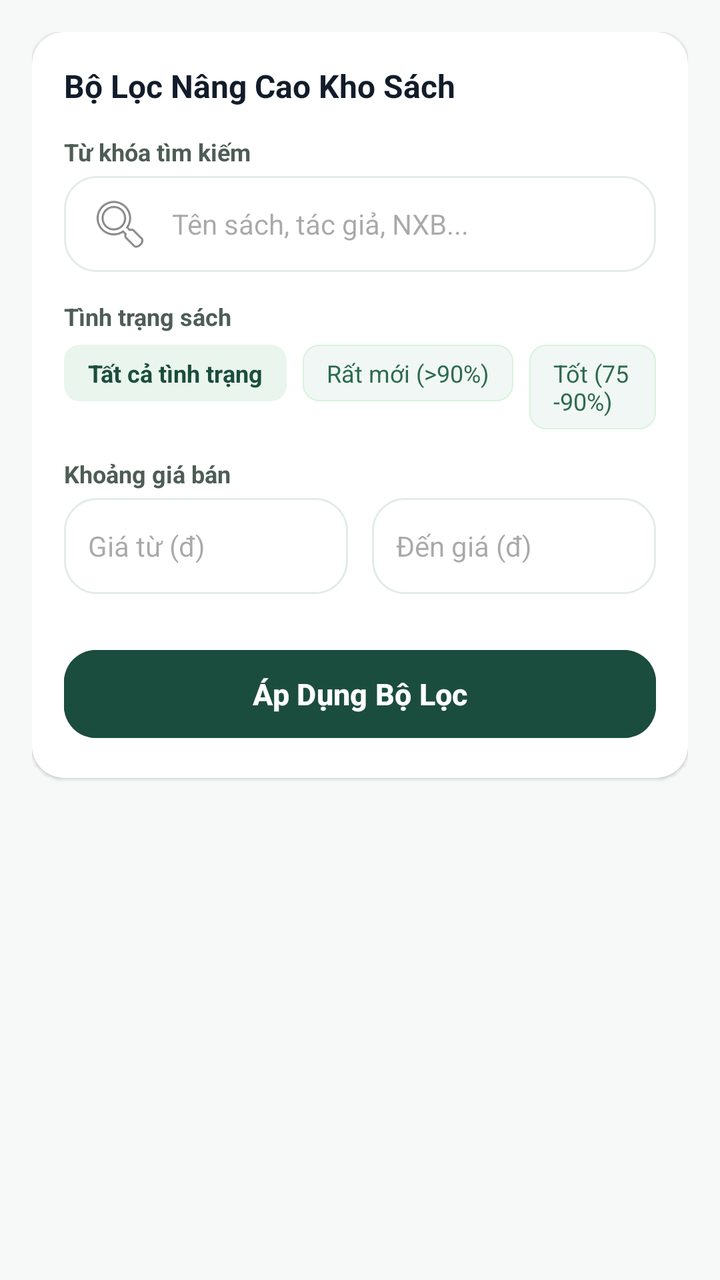
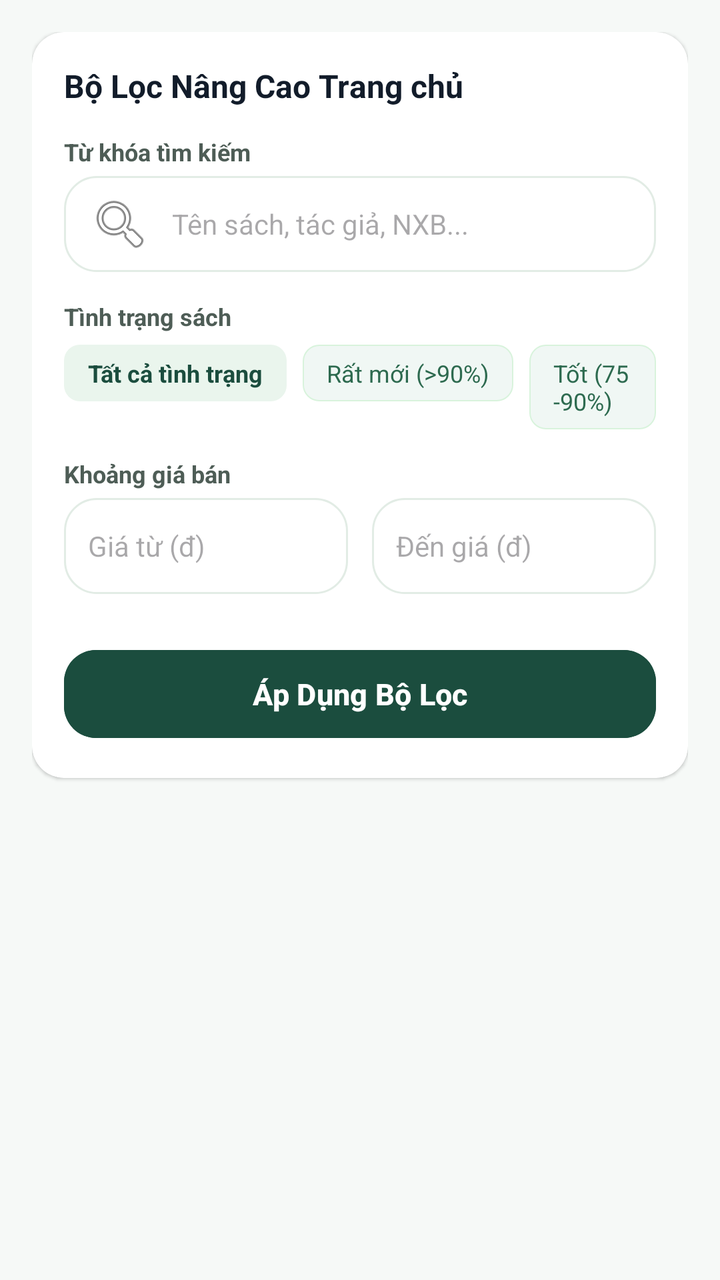

Two renders of the same Android screen: before a commit and after it. Below are the layout's source before the change and the commit's diff.
<!-- AndroidManifest.xml: application theme Theme.Quanlycuahangsachcu -->
<!-- res/layout/search.xml -->
<?xml version="1.0" encoding="utf-8"?>
<androidx.core.widget.NestedScrollView xmlns:android="http://schemas.android.com/apk/res/android"
    xmlns:app="http://schemas.android.com/apk/res-auto"
    android:layout_width="match_parent"
    android:layout_height="match_parent"
    android:background="@color/background"
    android:fillViewport="true">

    <LinearLayout
        android:layout_width="match_parent"
        android:layout_height="wrap_content"
        android:orientation="vertical"
        android:padding="16dp">

        
        <androidx.cardview.widget.CardView
            android:layout_width="match_parent"
            android:layout_height="wrap_content"
            app:cardCornerRadius="16dp"
            app:cardElevation="1dp"
            app:cardBackgroundColor="@color/surface">

            <LinearLayout
                android:layout_width="match_parent"
                android:layout_height="wrap_content"
                android:orientation="vertical"
                android:padding="16dp">

                <TextView
                    android:layout_width="wrap_content"
                    android:layout_height="wrap_content"
                    android:text="Bộ Lọc Nâng Cao Kho Sách"
                    android:textColor="@color/on_surface"
                    android:textSize="16sp"
                    android:textStyle="bold" />

                
                <TextView
                    android:layout_width="wrap_content"
                    android:layout_height="wrap_content"
                    android:layout_marginTop="14dp"
                    android:text="Từ khóa tìm kiếm"
                    android:textColor="@color/on_surface_variant"
                    android:textSize="12sp"
                    android:textStyle="bold" />

                <EditText
                    android:layout_width="match_parent"
                    android:layout_height="48dp"
                    android:layout_marginTop="4dp"
                    android:autofillHints="name"
                    android:background="@drawable/bg_search_box"
                    android:drawableStart="@android:drawable/ic_menu_search"
                    android:drawablePadding="10dp"
                    android:hint="Tên sách, tác giả, NXB..."
                    android:inputType="text"
                    android:paddingHorizontal="12dp"
                    android:textSize="14sp" />

                
                <TextView
                    android:layout_width="wrap_content"
                    android:layout_height="wrap_content"
                    android:layout_marginTop="14dp"
                    android:text="Tình trạng sách"
                    android:textColor="@color/on_surface_variant"
                    android:textSize="12sp"
                    android:textStyle="bold" />

                <LinearLayout
                    android:layout_width="match_parent"
                    android:layout_height="wrap_content"
                    android:layout_marginTop="6dp"
                    android:orientation="horizontal">

                    <TextView
                        android:layout_width="wrap_content"
                        android:layout_height="wrap_content"
                        android:background="@drawable/bg_chip"
                        android:paddingHorizontal="12dp"
                        android:paddingVertical="6dp"
                        android:text="Tất cả tình trạng"
                        android:textColor="@color/primary"
                        android:textSize="12sp"
                        android:textStyle="bold" />

                    <TextView
                        android:layout_width="wrap_content"
                        android:layout_height="wrap_content"
                        android:layout_marginStart="8dp"
                        android:background="@drawable/bg_chip_light"
                        android:paddingHorizontal="12dp"
                        android:paddingVertical="6dp"
                        android:text="Rất mới (&gt;90%)"
                        android:textColor="@color/secondary"
                        android:textSize="12sp" />

                    <TextView
                        android:layout_width="wrap_content"
                        android:layout_height="wrap_content"
                        android:layout_marginStart="8dp"
                        android:background="@drawable/bg_chip_light"
                        android:paddingHorizontal="12dp"
                        android:paddingVertical="6dp"
                        android:text="Tốt (75-90%)"
                        android:textColor="@color/secondary"
                        android:textSize="12sp" />
                </LinearLayout>

                
                <TextView
                    android:layout_width="wrap_content"
                    android:layout_height="wrap_content"
                    android:layout_marginTop="14dp"
                    android:text="Khoảng giá bán"
                    android:textColor="@color/on_surface_variant"
                    android:textSize="12sp"
                    android:textStyle="bold" />

                <LinearLayout
                    android:layout_width="match_parent"
                    android:layout_height="wrap_content"
                    android:layout_marginTop="4dp"
                    android:baselineAligned="false"
                    android:orientation="horizontal"
                    android:weightSum="2">

                    <EditText
                        android:layout_width="0dp"
                        android:layout_height="48dp"
                        android:layout_weight="1"
                        android:layout_marginEnd="6dp"
                        android:autofillHints="creditCardNumber"
                        android:background="@drawable/bg_search_box"
                        android:hint="Giá từ (đ)"
                        android:inputType="number"
                        android:paddingHorizontal="12dp"
                        android:textSize="14sp" />

                    <EditText
                        android:layout_width="0dp"
                        android:layout_height="48dp"
                        android:layout_weight="1"
                        android:layout_marginStart="6dp"
                        android:autofillHints="creditCardNumber"
                        android:background="@drawable/bg_search_box"
                        android:hint="Đến giá (đ)"
                        android:inputType="number"
                        android:paddingHorizontal="12dp"
                        android:textSize="14sp" />
                </LinearLayout>

                
                <Button
                    android:layout_width="match_parent"
                    android:layout_height="52dp"
                    android:layout_marginTop="24dp"
                    android:backgroundTint="@color/primary"
                    android:text="Áp Dụng Bộ Lọc"
                    android:textColor="@color/white"
                    android:textSize="15sp"
                    android:textStyle="bold"
                    app:cornerRadius="16dp" />
            </LinearLayout>
        </androidx.cardview.widget.CardView>

        <View
            android:layout_width="match_parent"
            android:layout_height="90dp" />

    </LinearLayout>
</androidx.core.widget.NestedScrollView>
<!-- resources referenced by this layout -->
<resources>
  <color name="background">#F6F9F7</color>
  <color name="on_surface">#121C2A</color>
  <color name="on_surface_variant">#4E5D56</color>
  <color name="primary">#1B4D3E</color>
  <color name="secondary">#2D6A4F</color>
  <color name="surface">#FFFFFF</color>
  <color name="white">#FFFFFF</color>
  <!-- drawable bg_chip (drawable) -->
  <?xml version="1.0" encoding="utf-8"?>
  <shape xmlns:android="http://schemas.android.com/apk/res/android"
      android:shape="rectangle">
      <solid android:color="#EAF5ED" />
      <corners android:radius="8dp" />
  </shape>
  <!-- drawable bg_chip_light (drawable) -->
  <?xml version="1.0" encoding="utf-8"?>
  <shape xmlns:android="http://schemas.android.com/apk/res/android"
      android:shape="rectangle">
      <solid android:color="#F0F7F4" />
      <corners android:radius="8dp" />
      <stroke android:width="0.5dp" android:color="#D8F3DC" />
  </shape>
  <!-- drawable bg_search_box (drawable) -->
  <?xml version="1.0" encoding="utf-8"?>
  <shape xmlns:android="http://schemas.android.com/apk/res/android"
      android:shape="rectangle">
      <solid android:color="@color/surface" />
      <corners android:radius="16dp" />
      <stroke android:width="1dp" android:color="#E2ECE5" />
  </shape>
  <style name="Theme.Quanlycuahangsachcu" parent="Base.Theme.Quanlycuahangsachcu" />
  <style name="Base.Theme.Quanlycuahangsachcu" parent="Theme.Material3.DayNight.NoActionBar">
          
          
      </style>
</resources>

<!-- the commit's change to res/layout/search.xml (unified diff, before → after) -->
@@ -29,7 +29,7 @@
                 <TextView
                     android:layout_width="wrap_content"
                     android:layout_height="wrap_content"
-                    android:text="Bộ Lọc Nâng Cao Kho Sách"
+                    android:text="Bộ Lọc Nâng Cao Trang chủ"
                     android:textColor="@color/on_surface"
                     android:textSize="16sp"
                     android:textStyle="bold" />
